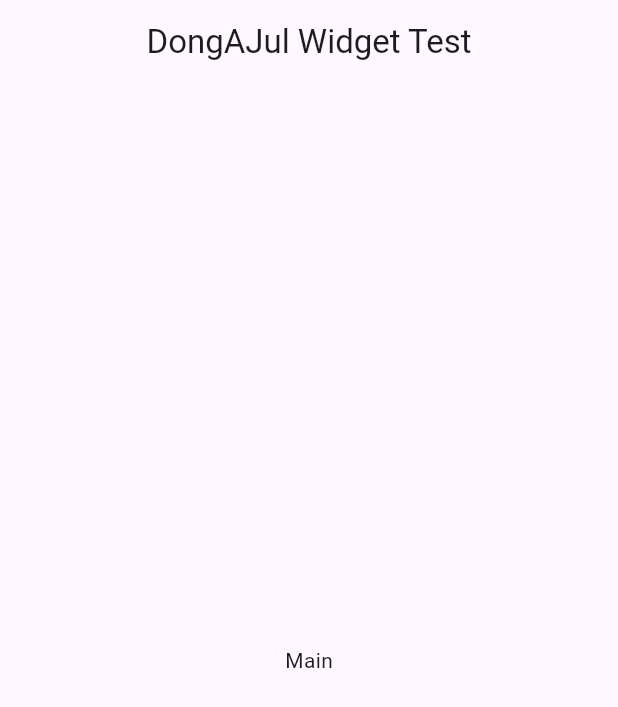
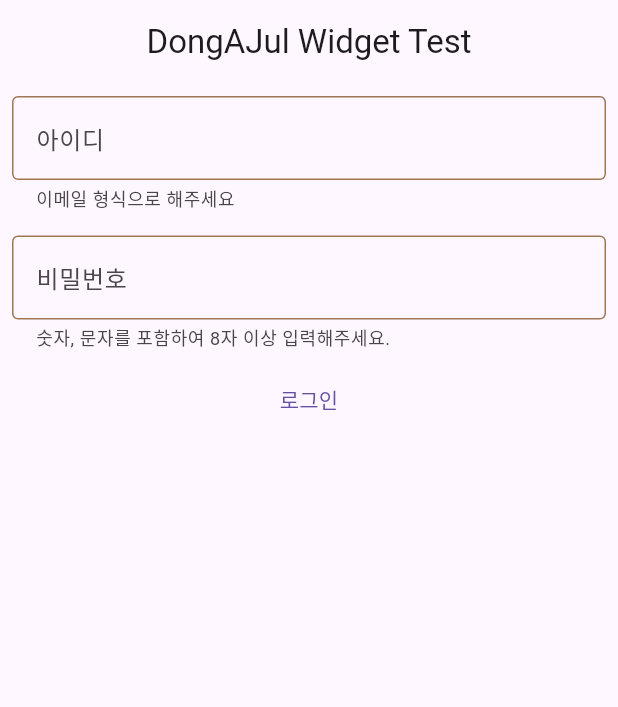
Before and after one commit to zeesooho/widget_test, a Flutter app: the screen it shows after launch, on a phone screen of 412 x 824 dp. Shown: the top 707 px of the screen. Run offline on Flutter 3.47's test engine with Material 3 defaults, Android fonts, the phone set to English and light mode, and no system bars.

Commit message:
add login widget

```diff
--- /dev/null
+++ b/lib/login/login_widget.dart
@@ -0,0 +1,122 @@
+// ignore_for_file: public_member_api_docs, sort_constructors_first
+import 'package:flutter/material.dart';
+
+class LoginWidget extends StatefulWidget {
+  final Function(String, String) onSubmit;
+
+  const LoginWidget({super.key, required this.onSubmit});
+
+  @override
+  State<LoginWidget> createState() => _LoginWidgetState();
+}
+
+class _LoginWidgetState extends State<LoginWidget> {
+  TextEditingController idController = TextEditingController();
+  TextEditingController pwController = TextEditingController();
+
+  @override
+  Widget build(BuildContext context) {
+    return SingleChildScrollView(
+      child: Column(
+        mainAxisAlignment: MainAxisAlignment.center,
+        crossAxisAlignment: CrossAxisAlignment.center,
+        children: [
+          CommonTextField(
+            hintText: "dongajul@dongajul.com",
+            labelText: "아이디",
+            helperText: "이메일 형식으로 해주세요",
+            controller: idController,
+          ),
+          CommonTextField(
+            labelText: "비밀번호",
+            helperText: "숫자, 문자를 포함하여 8자 이상 입력해주세요.",
+            isPw: true,
+            controller: pwController,
+          ),
+          TextButton(
+            onPressed: () => widget.onSubmit(idController.text, pwController.text),
+            style: const ButtonStyle(padding: MaterialStatePropertyAll(EdgeInsets.only(left: 28, right: 28, top: 14, bottom: 14))),
+            child: const Text("로그인"),
+          ),
+        ],
+      ),
+    );
+  }
+}
+
+class CommonTextField extends StatefulWidget {
+  final Icon? icon;
+  final String? labelText;
+  final String? hintText;
+  final String? helperText;
+  final bool isPw;
+  final TextEditingController controller;
+
+  const CommonTextField({
+    Key? key,
+    this.icon,
+    this.labelText,
+    this.hintText,
+    this.helperText,
+    this.isPw = false,
+    required this.controller,
+  }) : super(key: key);
+
+  @override
+  State<CommonTextField> createState() => _CommonTextFieldState();
+}
+
+class _CommonTextFieldState extends State<CommonTextField> {
+  bool _isHide = true;
+
+  @override
+  Widget build(BuildContext context) {
+    return Padding(
+      padding: const EdgeInsets.all(8.0),
+      child: TextField(
+        decoration: InputDecoration(
+          icon: widget.icon,
+          hintText: widget.hintText,
+          labelText: widget.labelText,
+          helperText: widget.helperText,
+          enabledBorder: getInputBorder(const Color.fromARGB(0xFF, 0x9E, 0x78, 0x56)),
+          focusedBorder: getInputBorder(const Color.fromARGB(0xFF, 0x9E, 0x78, 0x56), bold: true),
+          errorBorder: getInputBorder(Colors.red),
+          fillColor: Colors.grey.shade300,
+          suffixIcon: Row(
+            mainAxisAlignment: MainAxisAlignment.spaceBetween,
+            mainAxisSize: MainAxisSize.min,
+            children: [
+              widget.controller.text.isNotEmpty && widget.isPw
+                  ? IconButton(
+                      onPressed: () => setState(() => _isHide = !_isHide),
+                      icon: const Icon(Icons.visibility),
+                    )
+                  : Container(),
+              widget.controller.text.isNotEmpty
+                  ? IconButton(
+                      icon: const Icon(Icons.clear),
+                      onPressed: () => setState(() => widget.controller.clear()),
+                    )
+                  : Container(),
+            ],
+          ),
+        ),
+        controller: widget.controller,
+        onChanged: (_) => setState(() => {}),
+        obscureText: widget.isPw && _isHide,
+        obscuringCharacter: "*",
+        textInputAction: widget.isPw ? TextInputAction.done : TextInputAction.next,
+        onSubmitted: widget.isPw ? (_) => FocusScope.of(context).unfocus() : (_) => FocusScope.of(context).nextFocus(),
+        keyboardType: widget.isPw ? TextInputType.text : TextInputType.emailAddress,
+      ),
+    );
+  }
+
+  OutlineInputBorder getInputBorder(Color color, {bool bold = false}) => OutlineInputBorder(
+        borderSide: BorderSide(
+          color: color,
+          width: bold ? 2 : 1,
+        ),
+      );
+}
--- a/lib/main.dart
+++ b/lib/main.dart
@@ -1,4 +1,5 @@
 import 'package:flutter/material.dart';
+import 'package:widget_test/login/login_widget.dart';
 
 void main() {
   runApp(const MyApp());
@@ -18,8 +19,10 @@ class MyApp extends StatelessWidget {
           centerTitle: true,
           title: const Text("DongAJul Widget Test"),
         ),
-        body: const Center(
-          child: Text("Main"),
+        body: LoginWidget(
+          onSubmit: (id, pw) {
+            print("id: $id, pw: $pw");
+          },
         ),
       ),
     );
```
